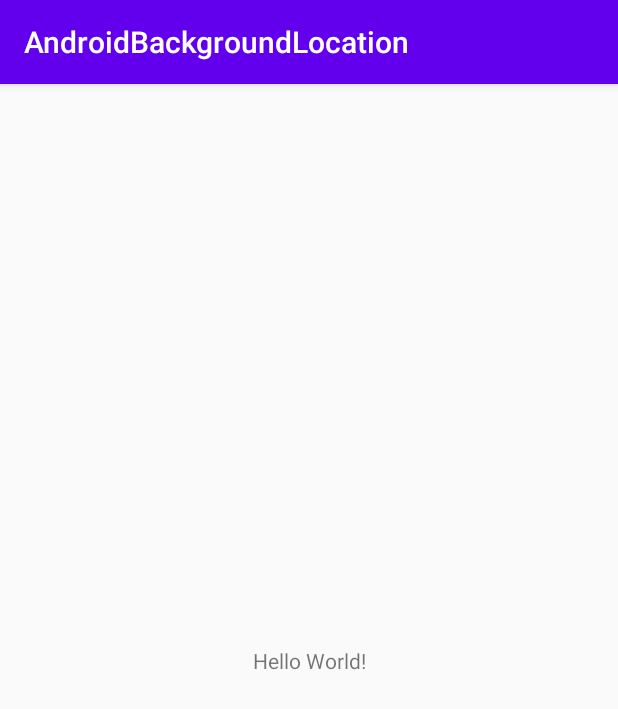
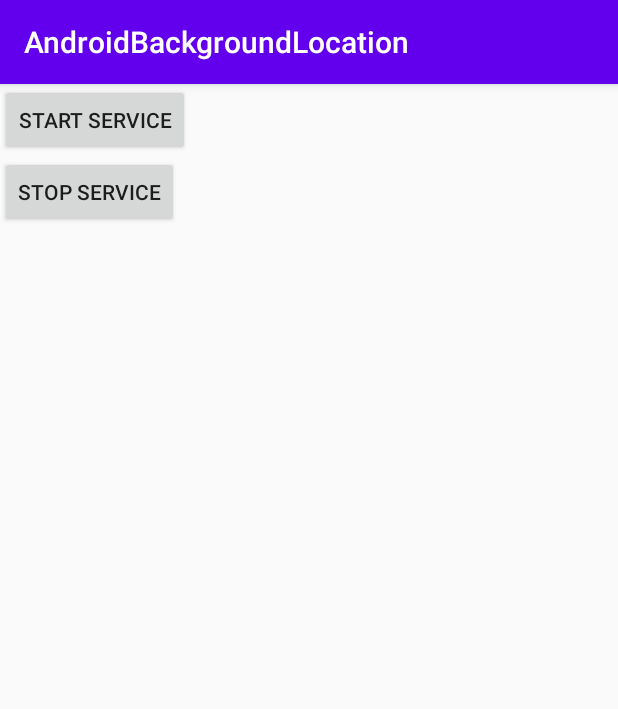
Before and after one commit to mahdices/AndroidBackgroundLocation, an Android app: the screen it shows after launch (MainActivity), on a phone screen of 412 x 824 dp. Shown: the top 709 px of the screen. Run offline under Robolectric (Android 15) with nearby library versions, the phone set to English and light mode, and no system bars.

Commit message:
final commit e1

```diff
--- a/app/build.gradle
+++ b/app/build.gradle
@@ -6,7 +6,7 @@ android {
 
     defaultConfig {
         applicationId "com.ces.backgroundlocation"
-        minSdkVersion 19
+        minSdkVersion 17
         targetSdkVersion 30
         versionCode 1
         versionName "1.0"
@@ -30,4 +30,7 @@ dependencies {
     androidTestImplementation 'androidx.test.ext:junit:1.1.1'
     androidTestImplementation 'androidx.test.espresso:espresso-core:3.2.0'
 
+
+    implementation 'com.google.android.gms:play-services-location:17.0.0'
+
 }
--- a/app/src/main/res/layout/activity_main.xml
+++ b/app/src/main/res/layout/activity_main.xml
@@ -1,18 +1,23 @@
 <?xml version="1.0" encoding="utf-8"?>
-<androidx.constraintlayout.widget.ConstraintLayout xmlns:android="http://schemas.android.com/apk/res/android"
+<LinearLayout xmlns:android="http://schemas.android.com/apk/res/android"
     xmlns:app="http://schemas.android.com/apk/res-auto"
     xmlns:tools="http://schemas.android.com/tools"
     android:layout_width="match_parent"
     android:layout_height="match_parent"
+    android:orientation="vertical"
     tools:context=".MainActivity">
 
-    <TextView
+    <Button
         android:layout_width="wrap_content"
         android:layout_height="wrap_content"
-        android:text="Hello World!"
-        app:layout_constraintBottom_toBottomOf="parent"
-        app:layout_constraintLeft_toLeftOf="parent"
-        app:layout_constraintRight_toRightOf="parent"
-        app:layout_constraintTop_toTopOf="parent" />
+        android:id="@+id/start"
+        android:text="Start Service"/>
 
-</androidx.constraintlayout.widget.ConstraintLayout>
+    <Button
+        android:layout_width="wrap_content"
+        android:layout_height="wrap_content"
+        android:id="@+id/stop"
+        android:text="Stop Service"/>
+
+
+</LinearLayout>
```
Also changed, not shown: app/src/main/AndroidManifest.xml (+12 -0 lines), app/src/main/java/com/ces/backgroundlocation/LocationUpdatesService.java (added, +130 -0 lines), app/src/main/java/com/ces/backgroundlocation/MainActivity.java (+70 -0 lines).
